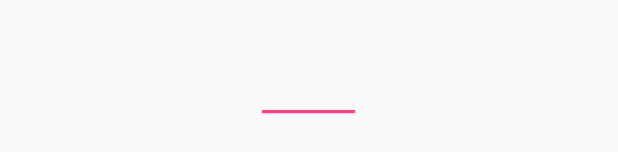
After one commit to eusan91/ManejoGastosMensuales, an Android app: the layout dialog_define_currency_item.xml on its own in the app's theme, with its tools: preview values and no code run, on a phone screen of 412 x 824 dp. The commit adds this screen. Shown: the part 529-681 px from the top of the screen. Run offline under Robolectric (Android 15) with nearby library versions, the phone set to English and light mode, and no system bars.

Commit message:
currency working

```diff
--- a/ManejoGastosMensuales/app/src/main/java/com/santamaria/manejogastosmensuales/Adapter/CategoryDetailedAdapter.java
+++ b/ManejoGastosMensuales/app/src/main/java/com/santamaria/manejogastosmensuales/Adapter/CategoryDetailedAdapter.java
@@ -7,6 +7,7 @@ import android.view.ViewGroup;
 import android.widget.BaseAdapter;
 import android.widget.TextView;
 
+import com.santamaria.manejogastosmensuales.Activities.MainActivity;
 import com.santamaria.manejogastosmensuales.Domain.CategoryDetail;
 import com.santamaria.manejogastosmensuales.R;
 
@@ -79,7 +80,7 @@ public class CategoryDetailedAdapter extends BaseAdapter {
 
         SimpleDateFormat dateFormat = new SimpleDateFormat("dd/MM/yyyy");
         viewHolder.date.setText(dateFormat.format(categoryDetailList.get(position).getDate()));
-        viewHolder.currency.setText("$");
+        viewHolder.currency.setText(MainActivity.settingsData.getCurrency());
         viewHolder.amount.setText(categoryDetailList.get(position).getAmount()+"");
 
         return view;
--- a/ManejoGastosMensuales/app/src/main/java/com/santamaria/manejogastosmensuales/app/MyApplication.java
+++ b/ManejoGastosMensuales/app/src/main/java/com/santamaria/manejogastosmensuales/app/MyApplication.java
@@ -42,7 +42,7 @@ public class MyApplication extends Application {
         SettingsData settingsData= realm.where(SettingsData.class).findFirst();
 
         if (settingsData == null){
-            initSettings(realm, new SettingsData(1, null));
+            initSettings(realm, new SettingsData(1, null, "$"));
         }
 
         realm.close();
--- a/ManejoGastosMensuales/app/src/main/res/layout/category_detailed_item.xml
+++ b/ManejoGastosMensuales/app/src/main/res/layout/category_detailed_item.xml
@@ -48,7 +48,6 @@
                 android:id="@+id/currency"
                 android:layout_width="wrap_content"
                 android:layout_height="wrap_content"
-                android:hint="$"
                 android:layout_marginRight="4dp"/>
 
             <TextView
--- /dev/null
+++ b/ManejoGastosMensuales/app/src/main/res/layout/dialog_define_currency_item.xml
@@ -0,0 +1,15 @@
+<?xml version="1.0" encoding="utf-8"?>
+<LinearLayout xmlns:android="http://schemas.android.com/apk/res/android"
+    android:orientation="vertical" android:layout_width="match_parent"
+    android:layout_height="match_parent"
+    android:gravity="center">
+
+    <EditText
+
+        android:id="@+id/currencyInput"
+        android:layout_width="70dp"
+        android:layout_height="wrap_content"
+        android:maxLength="4"
+        android:textAlignment="center"/>
+
+</LinearLayout>
--- a/ManejoGastosMensuales/app/src/main/res/layout/recycler_cardview_item.xml
+++ b/ManejoGastosMensuales/app/src/main/res/layout/recycler_cardview_item.xml
@@ -25,7 +25,7 @@
             android:id="@+id/tvCategoryName"
             android:layout_width="wrap_content"
             android:layout_height="wrap_content"
-            android:layout_alignBottom="@+id/textView2"
+            android:layout_alignBottom="@+id/currency"
             android:layout_alignParentLeft="true"
             android:layout_alignParentStart="true"
             android:layout_marginLeft="12dp"
@@ -33,7 +33,7 @@
             android:textAppearance="?attr/textAppearanceLargePopupMenu" />
 
         <TextView
-            android:id="@+id/textView2"
+            android:id="@+id/currency"
             android:layout_width="wrap_content"
             android:layout_height="wrap_content"
             android:layout_alignBaseline="@+id/tvValorCantidad"
@@ -43,7 +43,6 @@
             android:layout_marginRight="12dp"
             android:layout_toLeftOf="@+id/tvValorCantidad"
             android:layout_toStartOf="@+id/tvValorCantidad"
-            android:text="$"
             android:textAppearance="?attr/textAppearanceLargePopupMenu" />
 
         <TextView
--- a/ManejoGastosMensuales/app/src/main/res/menu/nav_options.xml
+++ b/ManejoGastosMensuales/app/src/main/res/menu/nav_options.xml
@@ -14,6 +14,11 @@
             android:title="Define start of Month"/>
 
         <item
+            android:id="@+id/currency"
+            android:icon="@drawable/ic_currency"
+            android:title="Set currency"/>
+
+        <item
             android:id="@+id/menu_none"
             android:title=""
             android:visible="false"/>
```
Also changed, not shown: ManejoGastosMensuales/app/src/main/java/com/santamaria/manejogastosmensuales/Activities/MainActivity.java (+63 -6 lines), ManejoGastosMensuales/app/src/main/java/com/santamaria/manejogastosmensuales/Adapter/RecyclerViewAdapter.java (+6 -3 lines), ManejoGastosMensuales/app/src/main/java/com/santamaria/manejogastosmensuales/Domain/SettingsData.java (+11 -1 lines), ManejoGastosMensuales/app/src/main/java/com/santamaria/manejogastosmensuales/Fragments/MainFragment.java (+9 -4 lines), ManejoGastosMensuales/app/src/main/res/layout/fragment_main.xml (+4 -5 lines), ManejoGastosMensuales/app/src/main/res/drawable-hdpi/ic_currency.png (added), ManejoGastosMensuales/app/src/main/res/drawable-mdpi/ic_currency.png (added), ManejoGastosMensuales/app/src/main/res/drawable-xhdpi/ic_currency.png (added), ManejoGastosMensuales/app/src/main/res/drawable-xxhdpi/ic_currency.png (added).
